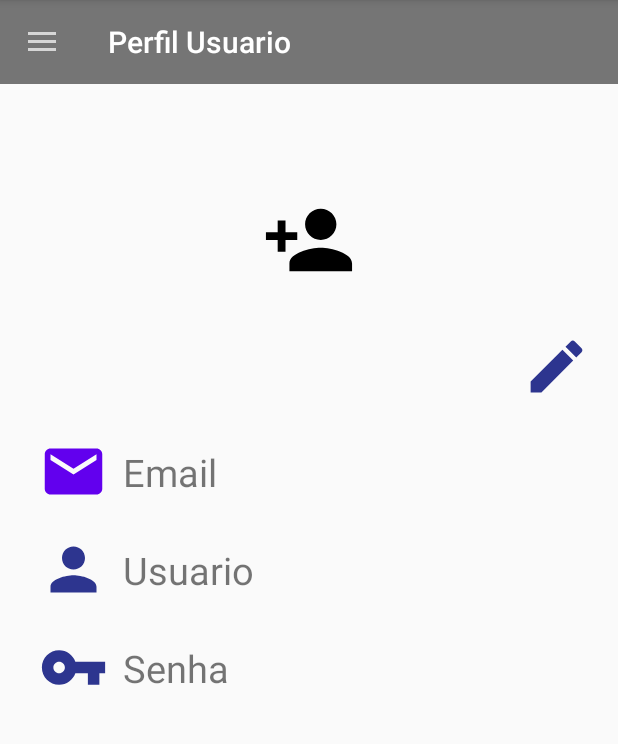
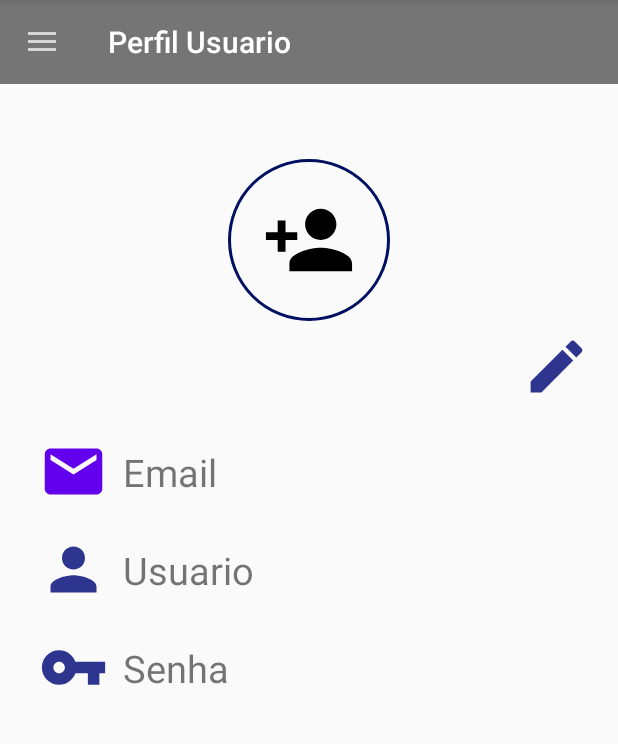
Before and after one commit to CheapTech/GPosto, an Android app: the PerfilUsuarioActivity screen opened directly, with no data from a screen before it, on a phone screen of 412 x 824 dp, the part 84-828 px from its top. Run offline under Robolectric (Android 15) with nearby library versions, the phone set to English and light mode, and no system bars; libraries missing offline, so code that uses them is left out: com.theartofdev.edmodo; pictures from the network do not load; 1 statement that could not run was skipped.

Commit message:
SearchView Postos

```diff
--- a/app/src/main/java/br/com/senacrs/gposto/GUI/LoginActivity.java
+++ b/app/src/main/java/br/com/senacrs/gposto/GUI/LoginActivity.java
@@ -74,6 +74,6 @@ public class LoginActivity extends AppCompatActivity implements UsuarioCallback
 
     @Override
     public void onUsuarioFailure(String message) {
-        Utils.longToast(this, "LOGIN FALHOU!");
+        Utils.longToast(this, message);
     }
 }
--- /dev/null
+++ b/app/src/main/res/drawable/shape_border_circle_imageview.xml
@@ -0,0 +1,21 @@
+<?xml version="1.0" encoding="utf-8"?>
+<shape xmlns:android="http://schemas.android.com/apk/res/android"
+    android:shape="oval" >
+
+    <gradient
+        android:centerX=".6"
+        android:centerY=".40"
+        android:endColor="@android:color/transparent"
+        android:gradientRadius="20"
+        android:startColor="@android:color/transparent"
+        android:type="radial" />
+
+    <stroke
+        android:width="2dp"
+        android:color="@color/colorPrimaryDark" />
+
+    <size
+        android:height="50dp"
+        android:width="50dp" />
+
+</shape>
--- a/app/src/main/res/layout/activity_perfil_usuario.xml
+++ b/app/src/main/res/layout/activity_perfil_usuario.xml
@@ -36,6 +36,7 @@
                   android:layout_width="wrap_content"
                   android:layout_height="wrap_content"
                   android:layout_gravity="center"
+                  android:background="@drawable/shape_border_circle_imageview"
                   android:layout_marginTop="50dp"
                   android:onClick="getImagePerfil"
                   android:src="@drawable/ic_profile_foreground" />
--- a/app/src/main/res/layout/layout_destaques.xml
+++ b/app/src/main/res/layout/layout_destaques.xml
@@ -45,8 +45,9 @@ tools:openDrawer="start">
                 android:layout_marginTop="5dp"
                 android:layout_marginLeft="15dp"
                 android:layout_marginRight="15dp"
+                app:queryHint="Procurar Posto"
+                app:iconifiedByDefault="false"
                 android:visibility="gone"
-                android:background="@drawable/shape_border_holder"
                 android:layout_width="match_parent"
                 android:layout_height="wrap_content" />
 
--- a/app/src/main/res/menu/menu_nav.xml
+++ b/app/src/main/res/menu/menu_nav.xml
@@ -17,6 +17,5 @@
         <item android:title="Sair"
             android:id="@+id/menu_sair"
             android:icon="@drawable/icon_exit"/>
-
     </group>
 </menu>
```
Also changed, not shown: app/src/main/java/br/com/senacrs/gposto/GUI/DestaquesActivity.java (+24 -6 lines), app/src/main/java/br/com/senacrs/gposto/GUI/PerfilUsuarioActivity.java (+4 -7 lines), app/src/main/java/br/com/senacrs/gposto/Utilities/AdapterTopPostos.java (+45 -2 lines).
